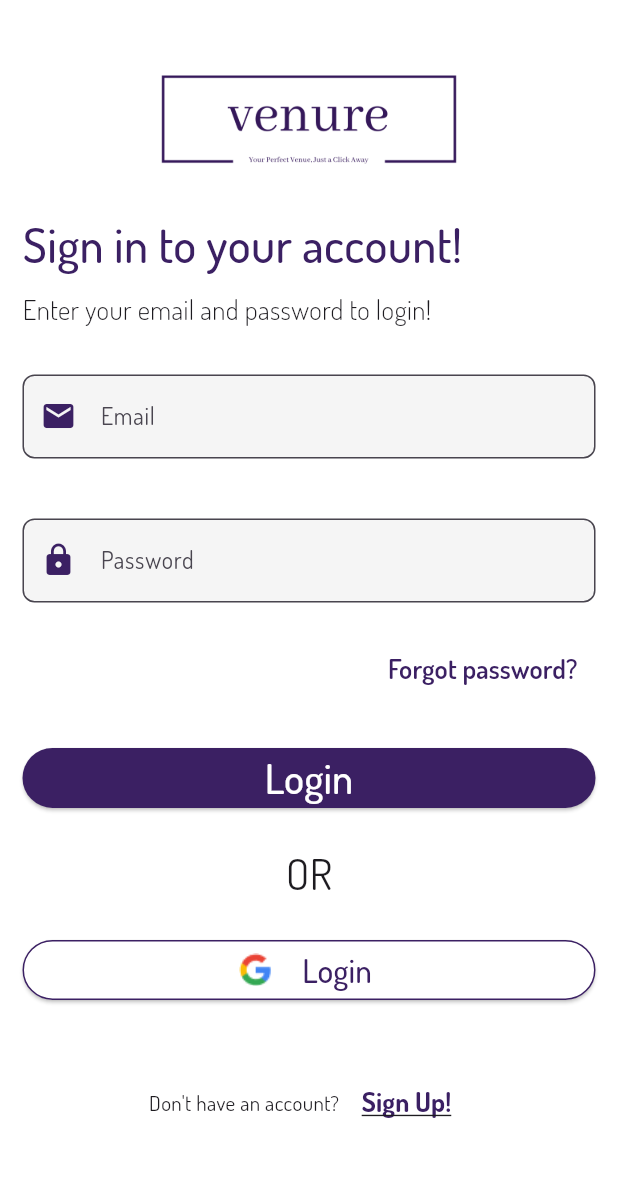
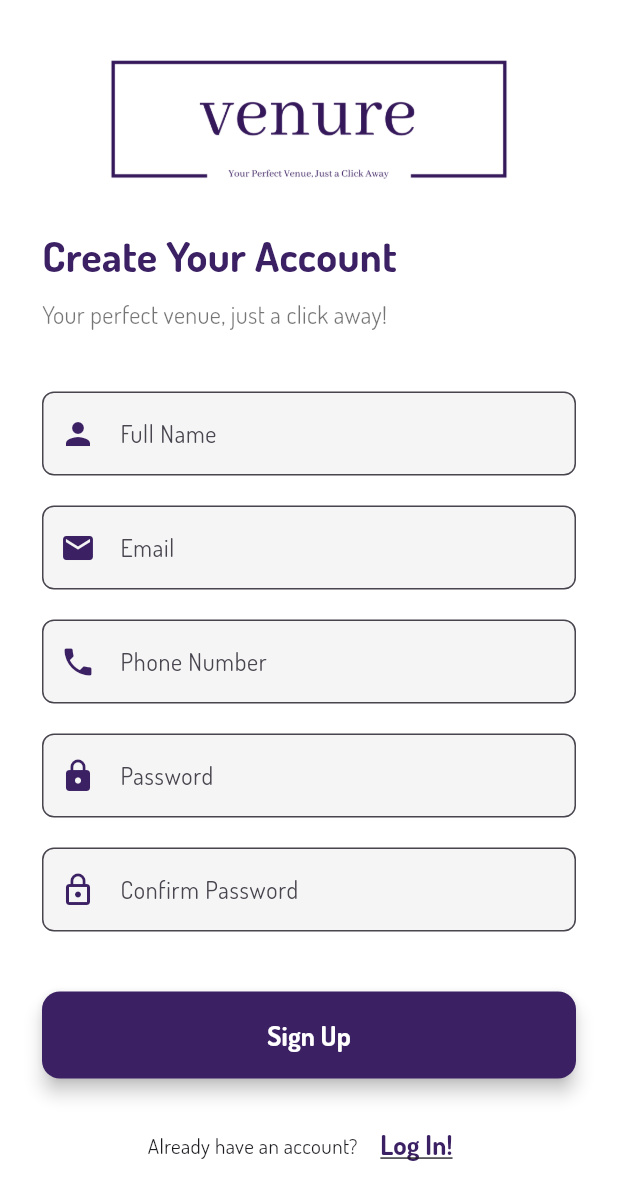
Before and after one commit to AaryanBasnet/venureapp, a Flutter app: the screen it shows after launch, after a tap on "Sign Up!", on a phone screen of 412 x 824 dp. Shown: the top 1200 px of the screen. Run offline on Flutter 3.47's test engine with Material 3 defaults, Android fonts, the phone set to English and light mode, and no system bars; our stand-ins replace lottie; network calls fail.

Commit message:
sign up screen created

```diff
--- a/lib/app.dart
+++ b/lib/app.dart
@@ -1,5 +1,6 @@
 import 'package:flutter/material.dart';
 import 'package:venure/view/login_screen.dart';
+import 'package:venure/view/signup_screen.dart';
 import 'package:venure/view/splash_screen.dart';
 
 class App extends StatelessWidget {
@@ -12,11 +13,10 @@ class App extends StatelessWidget {
       routes: {
         '/': (context) => SplashScreen(),
         '/login': (context) => LoginScreen(),
+        '/signup': (context) => SignupScreen(),
       },
       debugShowCheckedModeBanner: false,
-      theme: ThemeData(
-        fontFamily: 'Dosis'
-      ),
+      theme: ThemeData(fontFamily: 'Dosis'),
     );
   }
 }
--- a/lib/view/login_screen.dart
+++ b/lib/view/login_screen.dart
@@ -134,7 +134,7 @@ class _LoginScreenState extends State<LoginScreen> {
                         Image.asset("assets/img/google_logo.png"),
                         const SizedBox(width: 20),
                         const Text(
-                          "Login ",
+                          "Login with Google",
                           style: TextStyle(fontSize: 22, color: primaryColor),
                         ),
                       ],
--- /dev/null
+++ b/lib/view/signup_screen.dart
@@ -0,0 +1,154 @@
+import 'package:flutter/material.dart';
+import 'package:venure/common/common_text_form_field.dart';
+
+class SignupScreen extends StatefulWidget {
+  const SignupScreen({super.key});
+
+  @override
+  State<SignupScreen> createState() => _SignupScreenState();
+}
+
+class _SignupScreenState extends State<SignupScreen> {
+  final TextEditingController fullNameController = TextEditingController();
+  final TextEditingController emailController = TextEditingController();
+  final TextEditingController phoneNumberController = TextEditingController();
+  final TextEditingController passwordController = TextEditingController();
+
+  final TextEditingController confirmPasswordController =
+      TextEditingController();
+
+  @override
+  Widget build(BuildContext context) {
+    const primaryColor = Color(0xFF3B2063);
+    const accentColor = Color(0xFF7E57C2);
+
+    return Scaffold(
+      backgroundColor: Colors.white,
+      body: SafeArea(
+        child: SingleChildScrollView(
+          padding: const EdgeInsets.symmetric(horizontal: 28, vertical: 40),
+          child: Column(
+            crossAxisAlignment: CrossAxisAlignment.start,
+            children: [
+              Center(
+                child: Image.asset('assets/img/logo_nobg.png', height: 80),
+              ),
+              const SizedBox(height: 30),
+              const Text(
+                "Create Your Account",
+                style: TextStyle(
+                  fontSize: 28,
+                  fontWeight: FontWeight.bold,
+                  color: primaryColor,
+                ),
+              ),
+              const SizedBox(height: 8),
+              const Text(
+                "Your perfect venue, just a click away!",
+                style: TextStyle(fontSize: 16, color: Colors.black54),
+              ),
+              const SizedBox(height: 30),
+
+              // Full Name
+              CommonTextFormField(
+                label: "Full Name",
+                icon: Icons.person,
+                color: primaryColor,
+                controller: fullNameController,
+                onChanged: (value) {},
+              ),
+
+              // Email
+              CommonTextFormField(
+                label: "Email",
+                icon: Icons.email,
+                color: primaryColor,
+                controller: emailController,
+                onChanged: (value) {},
+              ),
+
+              // Phone Number
+              CommonTextFormField(
+                label: "Phone Number",
+                icon: Icons.phone,
+                color: primaryColor,
+                controller: phoneNumberController,
+                onChanged: (value) {},
+              ),
+
+              // Password
+              CommonTextFormField(
+                label: "Password",
+                icon: Icons.lock,
+                color: primaryColor,
+                controller: passwordController,
+                obsecure: true,
+                onChanged: (value) {},
+              ),
+
+              // Confirm Password
+              CommonTextFormField(
+                label: "Confirm Password",
+                icon: Icons.lock_outline,
+                color: primaryColor,
+                controller: confirmPasswordController,
+                obsecure: true,
+                onChanged: (value) {},
+              ),
+
+              const SizedBox(height: 30),
+              SizedBox(
+                width: double.infinity,
+                child: ElevatedButton(
+                  onPressed: () {},
+                  style: ElevatedButton.styleFrom(
+                    backgroundColor: primaryColor,
+                    padding: const EdgeInsets.symmetric(vertical: 16),
+                    shape: RoundedRectangleBorder(
+                      borderRadius: BorderRadius.circular(12),
+                    ),
+                    elevation: 5,
+                  ),
+                  child: const Text(
+                    "Sign Up",
+                    style: TextStyle(
+                      fontSize: 18,
+                      fontWeight: FontWeight.bold,
+                      color: Colors.white,
+                    ),
+                  ),
+                ),
+              ),
+
+              const SizedBox(height: 20),
+              SizedBox(
+                width: double.infinity,
+                child: Row(
+                  mainAxisAlignment: MainAxisAlignment.center,
+                  children: [
+                    const Text("Already have an account? "),
+                    TextButton(
+                      onPressed: () {
+                        Navigator.pushReplacementNamed(context, '/login');
+                      },
+                      child: const Text(
+                        "Log In!",
+                        style: TextStyle(
+                          fontWeight: FontWeight.bold,
+                          decoration: TextDecoration.underline,
+
+                          fontSize: 18,
+                          color: primaryColor,
+                        ),
+                      ),
+                    ),
+                  ],
+                ),
+              ),
+            ],
+          ),
+        ),
+      ),
+    );
+  }
+}
```
